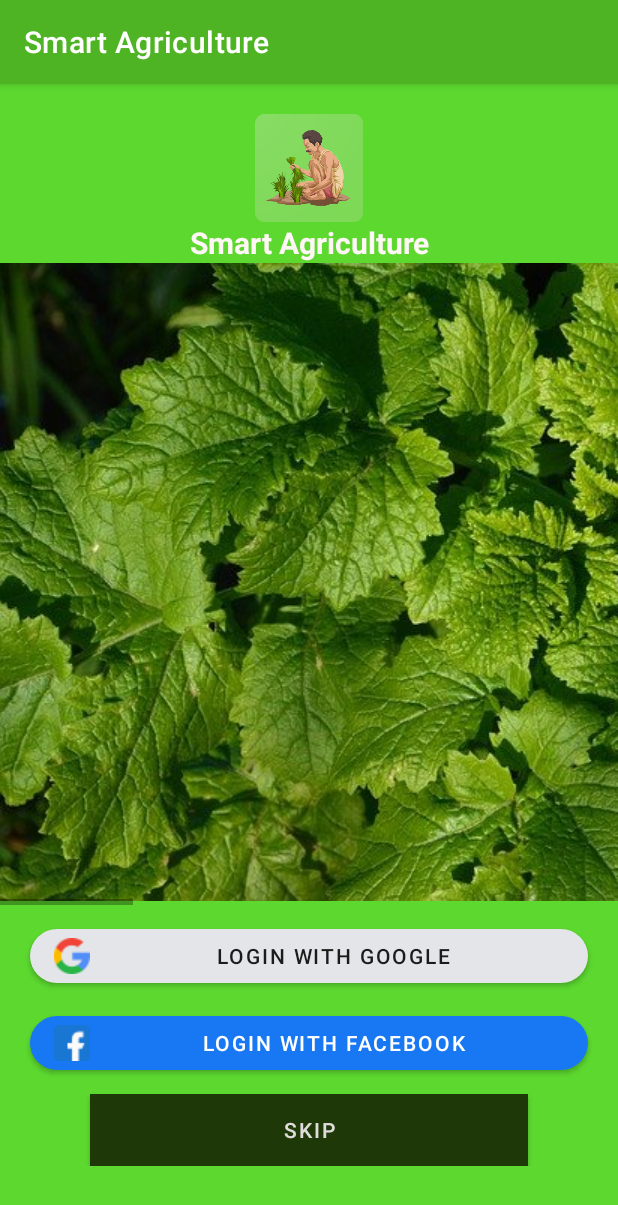
After one commit to Prabeshdhungana61/Smart-agriculture, an Android app: the LoginActivity screen opened directly, with no data from a screen before it, on a phone screen of 412 x 824 dp. The commit adds this screen. Shown: the top 1205 px of the screen. Run offline under Robolectric (Android 15) with nearby library versions, the light colour scheme and no system bars.

Commit message:
login activity page design added which login with google and facebook

```diff
--- a/app/src/main/AndroidManifest.xml
+++ b/app/src/main/AndroidManifest.xml
@@ -9,12 +9,14 @@
         android:roundIcon="@mipmap/ic_launcher_round"
         android:supportsRtl="true"
         android:theme="@style/Theme.SmartAgriculture">
+        <activity android:name=".LoginActivity"></activity>
         <activity
             android:name=".MainActivity"
-            android:label="@string/title_activity_main"/>
-        <activity android:name=".SplashActivity"
-            android:theme="@style/Theme.SmartAgriculture.NoActionBar"
-            android:exported="true">
+            android:label="@string/title_activity_main" />
+        <activity
+            android:name=".SplashActivity"
+            android:exported="true"
+            android:theme="@style/Theme.SmartAgriculture.NoActionBar">
             <intent-filter>
                 <action android:name="android.intent.action.MAIN" />
 
--- /dev/null
+++ b/app/src/main/java/com/thebigoceaan/smartagriculture/LoginActivity.java
@@ -0,0 +1,14 @@
+package com.thebigoceaan.smartagriculture;
+
+import androidx.appcompat.app.AppCompatActivity;
+
+import android.os.Bundle;
+
+public class LoginActivity extends AppCompatActivity {
+
+    @Override
+    protected void onCreate(Bundle savedInstanceState) {
+        super.onCreate(savedInstanceState);
+        setContentView(R.layout.activity_login);
+    }
+}
--- /dev/null
+++ b/app/src/main/res/layout/activity_login.xml
@@ -0,0 +1,113 @@
+<?xml version="1.0" encoding="utf-8"?>
+<ScrollView xmlns:android="http://schemas.android.com/apk/res/android"
+    xmlns:app="http://schemas.android.com/apk/res-auto"
+    xmlns:tools="http://schemas.android.com/tools"
+    android:layout_width="match_parent"
+    android:layout_height="match_parent"
+    android:background="#5CD82F"
+    android:orientation="vertical"
+    tools:context=".LoginActivity">
+
+    <LinearLayout
+        android:layout_width="match_parent"
+        android:layout_height="wrap_content"
+        android:orientation="vertical">
+
+        <ImageView
+            android:id="@+id/imageView4"
+            android:layout_width="match_parent"
+            android:layout_height="wrap_content"
+            android:layout_marginTop="20dp"
+            app:srcCompat="@mipmap/ic_launcher_round" />
+
+        <TextView
+            android:id="@+id/textView2"
+            android:layout_width="match_parent"
+            android:layout_height="wrap_content"
+            android:gravity="center"
+            android:text="Smart Agriculture"
+            android:textColor="#FFF6F6"
+            android:textSize="20sp"
+            android:textStyle="bold" />
+
+        <HorizontalScrollView
+            android:layout_width="match_parent"
+            android:layout_height="match_parent">
+
+            <LinearLayout
+                android:layout_width="match_parent"
+                android:layout_height="match_parent"
+                android:orientation="horizontal">
+
+                <ImageView
+                    android:id="@+id/imageView5"
+                    android:layout_width="match_parent"
+                    android:layout_height="wrap_content"
+                    android:layout_weight="1"
+                    app:srcCompat="@drawable/loginback3" />
+
+                <ImageView
+                    android:id="@+id/imageView6"
+                    android:layout_width="wrap_content"
+                    android:layout_height="wrap_content"
+                    android:layout_weight="1"
+                    app:srcCompat="@drawable/loginback1" />
+
+                <ImageView
+                    android:id="@+id/imageView7"
+                    android:layout_width="wrap_content"
+                    android:layout_height="wrap_content"
+                    android:layout_weight="1"
+                    app:srcCompat="@drawable/loginback2" />
+            </LinearLayout>
+        </HorizontalScrollView>
+
+        <Button
+            android:id="@+id/button"
+            android:layout_width="match_parent"
+            android:layout_height="wrap_content"
+            android:layout_marginStart="20dp"
+            android:layout_marginLeft="20dp"
+            android:layout_marginTop="10dp"
+            android:layout_marginEnd="20dp"
+            android:layout_marginRight="20dp"
+            android:drawableLeft="@drawable/search"
+            android:text="Login With Google"
+            android:textColor="#1B1B1B"
+            app:backgroundTint="@color/googleLogoColor"
+            app:cornerRadius="20dp" />
+
+        <Button
+            android:id="@+id/button3"
+            android:layout_width="match_parent"
+            android:layout_height="wrap_content"
+            android:layout_marginStart="20dp"
+            android:layout_marginLeft="20dp"
+            android:layout_marginTop="10dp"
+            android:layout_marginEnd="20dp"
+            android:layout_marginRight="20dp"
+            android:drawableLeft="@drawable/facebook"
+            android:text="Login With Facebook"
+            android:textColor="#FFFFFF"
+            app:backgroundTint="@color/facebookLogoColor"
+            app:cornerRadius="20dp" />
+
+        <Button
+            android:id="@+id/button2"
+            android:layout_width="match_parent"
+            android:layout_height="wrap_content"
+            android:layout_marginStart="60dp"
+            android:layout_marginLeft="60dp"
+            android:layout_marginTop="10dp"
+            android:layout_marginEnd="60dp"
+            android:layout_marginRight="60dp"
+            android:background="#FFFFFF"
+            android:gravity="center"
+            android:text="Skip"
+            android:textColor="#E1DCDC"
+            android:textSize="14sp"
+            app:backgroundTint="#1E3907"
+            app:cornerRadius="40dp" />
+
+    </LinearLayout>
+</ScrollView>
--- a/app/src/main/res/values/colors.xml
+++ b/app/src/main/res/values/colors.xml
@@ -8,4 +8,6 @@
     <color name="black">#FF000000</color>
     <color name="white">#FFFFFFFF</color>
     <color name="splashColor">#4fb424</color>
+    <color name="googleLogoColor">#E3E5E8</color>
+    <color name="facebookLogoColor">#1877f2</color>
 </resources>
--- a/app/src/main/res/values/strings.xml
+++ b/app/src/main/res/values/strings.xml
@@ -16,5 +16,4 @@
     <string name="close">Close</string>
 
 
-
 </resources>
```
Also changed, not shown: app/src/main/res/drawable/facebook.png (added), app/src/main/res/drawable/loginback1.jpg (added), app/src/main/res/drawable/loginback2.jpg (added), app/src/main/res/drawable/loginback3.jpg (added), app/src/main/res/drawable/search.png (added).
